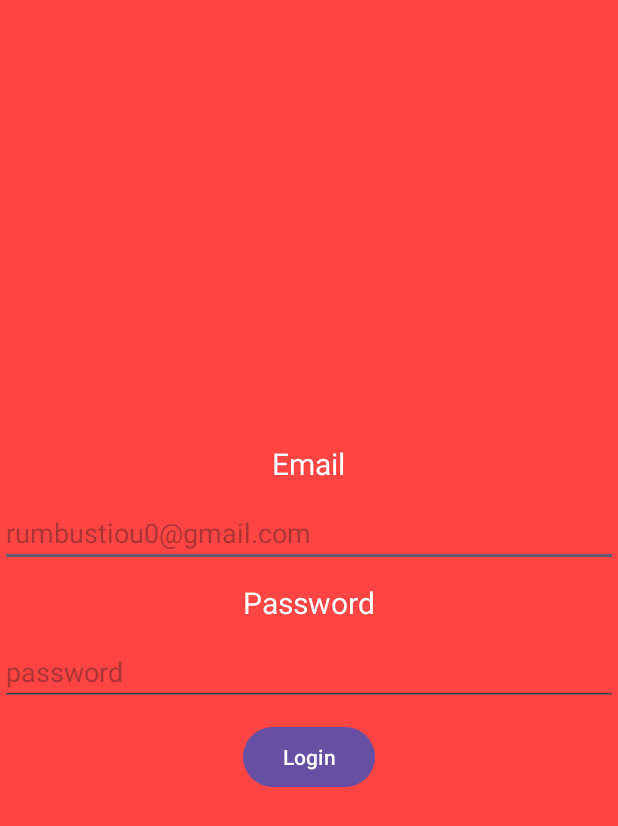
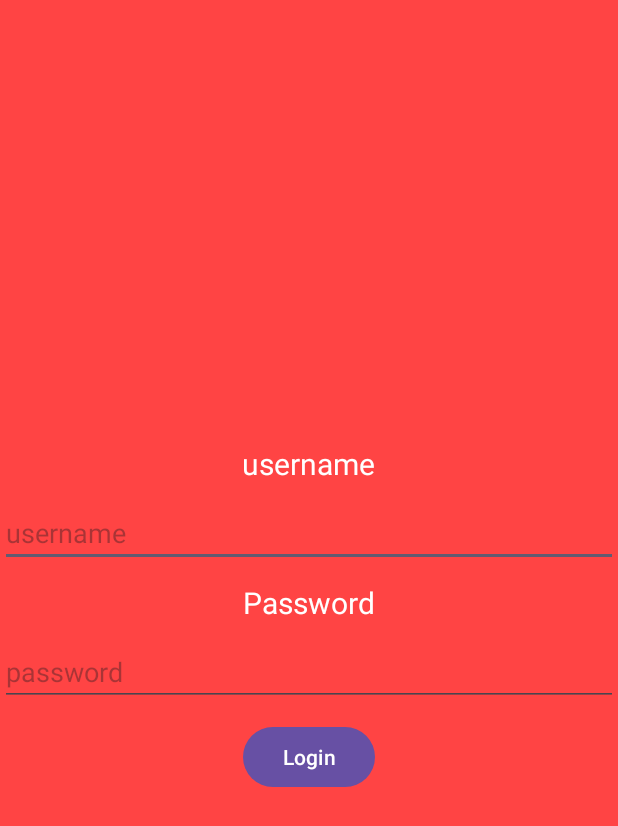
Before and after one commit to Rumbustious/Login-Page-Android, an Android app: the screen it shows after launch (MainActivity), after a tap on "Login", on a phone screen of 412 x 824 dp. Shown: the top 826 px of the screen. Run offline under Robolectric (Android 15) with nearby library versions, the phone set to English and light mode, and no system bars.

Commit message:
Add welcoming message activiy - make login based on username & password - dynamic welcoming message based on username - fix bugs - add second activity - center text

```diff
--- a/app/src/main/java/com/example/loginapp/MainActivity.java
+++ b/app/src/main/java/com/example/loginapp/MainActivity.java
@@ -14,7 +14,7 @@ import androidx.core.view.ViewCompat;
 import androidx.core.view.WindowInsetsCompat;
 
 public class MainActivity extends AppCompatActivity {
-    EditText email;
+    EditText username;
     EditText password;
     Button loginButton;
 
@@ -23,18 +23,20 @@ public class MainActivity extends AppCompatActivity {
         super.onCreate(savedInstanceState);
         setContentView(R.layout.activity_main);
 
-        email = findViewById(R.id.emailEditText);
+        username = findViewById(R.id.usernameEditText);
         password = findViewById(R.id.passwordEditText);
         loginButton = findViewById(R.id.loginButton);
 
         loginButton.setOnClickListener(new View.OnClickListener() {
             @Override
             public void onClick(View v) {
-                String emailText = email.getText().toString();
+                String usernameText = username.getText().toString();
                 String passwordText = password.getText().toString();
 
-                if (emailText.equals("admin@gmail.com") && passwordText.equals("1234")) {
-                    setContentView(R.layout.activity_success);
+                if (usernameText.equals("ahmed") && passwordText.equals("1234")) {
+                    Intent intent = new Intent(MainActivity.this, SuccessActivity.class);
+                    intent.putExtra("username", usernameText);
+                    startActivity(intent);
                 } else {
                     findViewById(R.id.main).setBackgroundColor(ContextCompat.getColor(MainActivity.this, android.R.color.holo_red_light));
                 }
--- a/app/src/main/res/layout/activity_main.xml
+++ b/app/src/main/res/layout/activity_main.xml
@@ -17,7 +17,7 @@
         <TextView
             android:layout_width="wrap_content"
             android:layout_height="wrap_content"
-            android:text="Email"
+            android:text="username"
             android:textColor="@color/white"
             android:textSize="20sp"
             app:layout_constraintBottom_toBottomOf="parent"
@@ -28,10 +28,10 @@
             app:layout_constraintVertical_bias="0.219" />
 
         <EditText
-            android:id="@+id/emailEditText"
+            android:id="@+id/usernameEditText"
             android:layout_width="match_parent"
             android:layout_height="wrap_content"
-            android:hint="rumbustiou0@gmail.com"
+            android:hint="username"
             android:ems="10"
             android:layout_marginVertical="10dp"
             android:inputType="textEmailAddress" />
```
Also changed, not shown: app/src/main/AndroidManifest.xml (+6 -3 lines), app/src/main/java/com/example/loginapp/SuccessActivity.java (added, +17 -0 lines), app/src/main/res/layout/activity_success.xml (+9 -15 lines).
